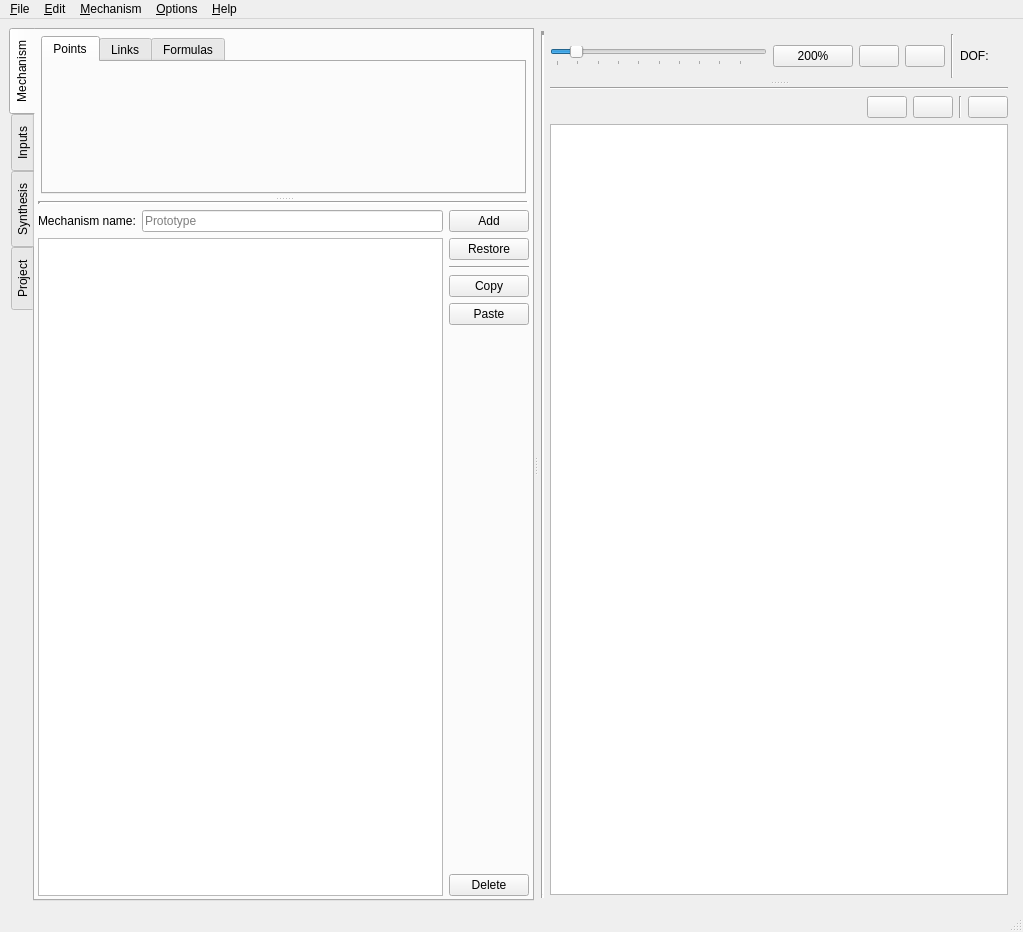
KmolYuan/Pyslvs-UI, file pyslvs_ui/widgets/main.ui: the form before one commit.
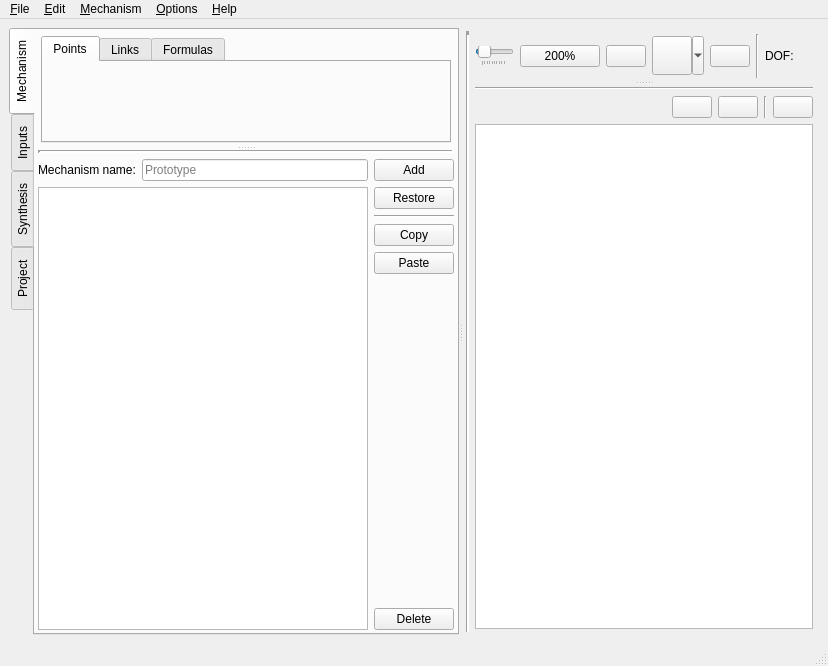
The form after the commit. Icons and pictures are not drawn.

Commit message: Add "points alignment" function. (github issue #21)

The edit to the form file:
```diff
--- a/pyslvs_ui/widgets/main.ui
+++ b/pyslvs_ui/widgets/main.ui
@@ -6,8 +6,8 @@
    <rect>
     <x>0</x>
     <y>0</y>
-    <width>1023</width>
-    <height>932</height>
+    <width>828</width>
+    <height>666</height>
    </rect>
   </property>
   <property name="mouseTracking">
@@ -594,6 +594,26 @@
                </property>
               </widget>
              </item>
+             <item>
+              <widget class="QToolButton" name="alignment_button">
+               <property name="statusTip">
+                <string>Point alignment: Align the selected points with a value of x or y axis.</string>
+               </property>
+               <property name="icon">
+                <iconset resource="../icons.qrc">
+                 <normaloff>:/icons/vertical_align.png</normaloff>:/icons/vertical_align.png</iconset>
+               </property>
+               <property name="iconSize">
+                <size>
+                 <width>32</width>
+                 <height>32</height>
+                </size>
+               </property>
+               <property name="popupMode">
+                <enum>QToolButton::MenuButtonPopup</enum>
+               </property>
+              </widget>
+             </item>
              <item>
               <widget class="QPushButton" name="free_move_button">
                <property name="statusTip">
@@ -780,8 +800,8 @@
     <rect>
      <x>0</x>
      <y>0</y>
-     <width>1023</width>
-     <height>25</height>
+     <width>828</width>
+     <height>21</height>
     </rect>
    </property>
    <widget class="QMenu" name="menu_file">
```
Left out of the diff: 4 changed lines with no effect on the pictures. The commit also changes 9 other files.
